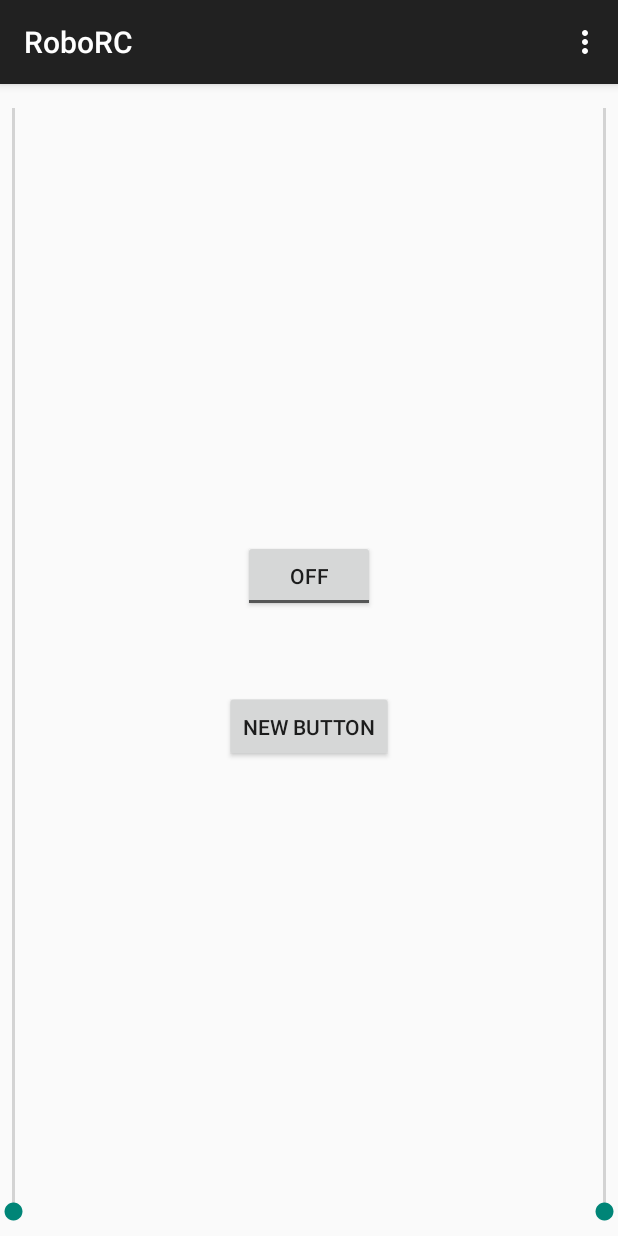
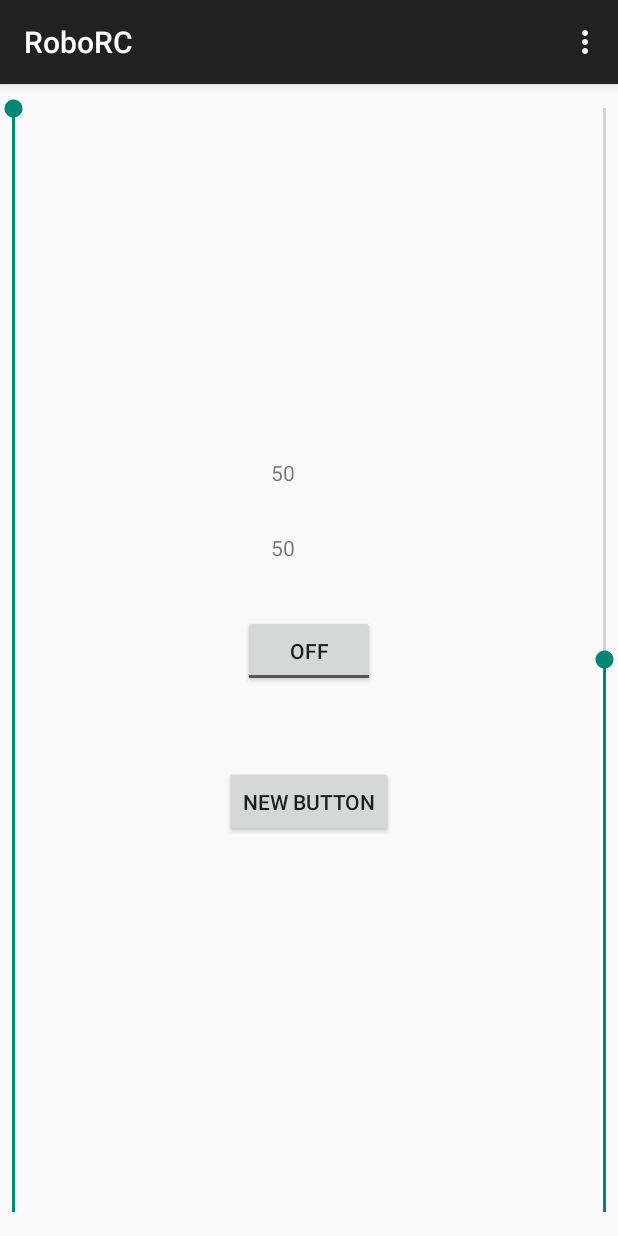
Before and after one commit to bundie1990/RoboRC, an Android app: the screen it shows after launch (MainActivity), on a phone screen of 412 x 824 dp. Run offline under Robolectric (Android 15) with nearby library versions, the phone set to English and light mode, and no system bars.

```diff
--- a/app/src/main/java/net/fadvisor/roborc/MainActivity.java
+++ b/app/src/main/java/net/fadvisor/roborc/MainActivity.java
@@ -12,15 +12,30 @@ import android.view.MenuItem;
 import android.view.View;
 import android.view.ViewTreeObserver;
 import android.widget.LinearLayout;
+import android.widget.TextView;
 
 
 public class MainActivity extends ActionBarActivity {
+
+    private static TextView tv1;
+    private static TextView tv2;
+
+    private static MySeekBar sb1;
+    private static MySeekBar sb2;
+
+    private int mProgressStatus = 0;
 
     @Override
     protected void onCreate(Bundle savedInstanceState) {
         super.onCreate(savedInstanceState);
         setContentView(R.layout.activity_main);
         final View rl2 = findViewById(R.id.rl2);
+
+        tv1 = (TextView) findViewById(R.id.tv1);
+        tv2 = (TextView) findViewById(R.id.tv2);
+
+        sb1 = (MySeekBar) findViewById(R.id.sb1);
+        sb2 = (MySeekBar) findViewById(R.id.sb2);
 
         rl2.getViewTreeObserver().addOnGlobalLayoutListener(new ViewTreeObserver.OnGlobalLayoutListener() {
             @SuppressWarnings("deprecation")
@@ -42,6 +57,40 @@ public class MainActivity extends ActionBarActivity {
                     rl2.getViewTreeObserver().removeGlobalOnLayoutListener(this);
             }
         });
+
+        new Thread(new Runnable() {
+            public void run() {
+                while (mProgressStatus < 100) {
+                    mProgressStatus = mProgressStatus+1;
+
+                    // Update the progress bar
+                    sb1.post(new Runnable() {
+                        public void run() {
+                            sb1.setProgress(mProgressStatus);
+                        }
+                    });
+                }
+            }
+        }).start();
+
+    }
+
+    public static void UpdateText(View v, String text) {
+        if ( v.getId() == R.id.sb1) {
+            tv1.setText(text);
+        } else if ( v.getId() == R.id.sb2) {
+            tv2.setText(text);
+        }
+    }
+
+    public static void ResetSeekBar(View v) {
+        if ( v.getId() == R.id.sb1) {
+            sb1.setProgress(50);
+
+        } else if ( v.getId() == R.id.sb2) {
+            sb2.setProgress(50);
+
+        }
     }
 
 
--- a/app/src/main/res/layout/activity_main.xml
+++ b/app/src/main/res/layout/activity_main.xml
@@ -11,19 +11,19 @@
         android:layout_height="wrap_content"
         android:layout_alignParentBottom="true">
 
-        <SeekBar
+        <net.fadvisor.roborc.MySeekBar
             android:id="@+id/sb1"
             android:layout_width="fill_parent"
             android:layout_height="wrap_content"
-            android:layout_alignParentTop="true" />
+            android:layout_alignParentTop="true"
+            android:progress="50" />
 
-        <SeekBar
+        <net.fadvisor.roborc.MySeekBar
             android:id="@+id/sb2"
             android:layout_width="fill_parent"
             android:layout_height="wrap_content"
-            android:layout_alignParentBottom="true" />
-
-
+            android:layout_alignParentBottom="true"
+            android:progress="50" />
 
         <LinearLayout
             android:orientation="horizontal"
@@ -48,7 +48,22 @@
                 android:id="@+id/toggleButton"
                 android:rotation="90" />
 
-            </LinearLayout>
+            <TextView
+                android:layout_width="50dp"
+                android:layout_height="wrap_content"
+                android:text="50"
+                android:rotation="90"
+                android:id="@+id/tv1" />
+
+            <TextView
+                android:layout_width="50dp"
+                android:layout_height="wrap_content"
+                android:text="50"
+                android:rotation="90"
+                android:id="@+id/tv2"
+                android:singleLine="true" />
+
+        </LinearLayout>
     </RelativeLayout>
 
 </LinearLayout>
```
Also changed, not shown: app/src/main/java/net/fadvisor/roborc/MySeekBar.java (added, +31 -0 lines).
